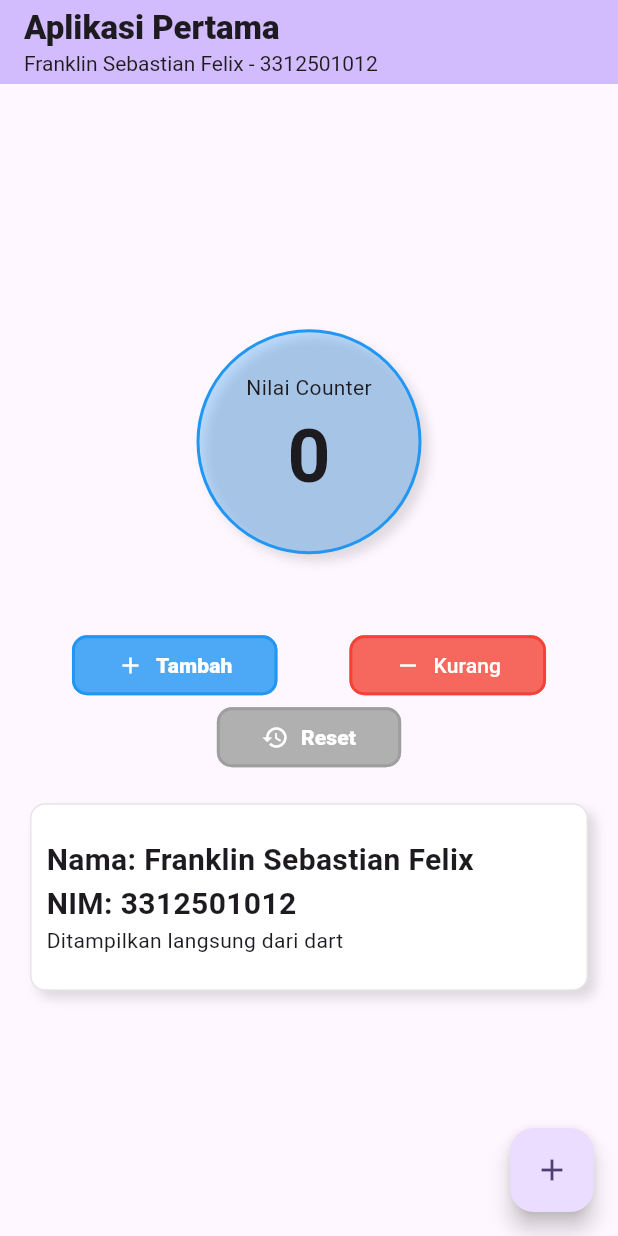
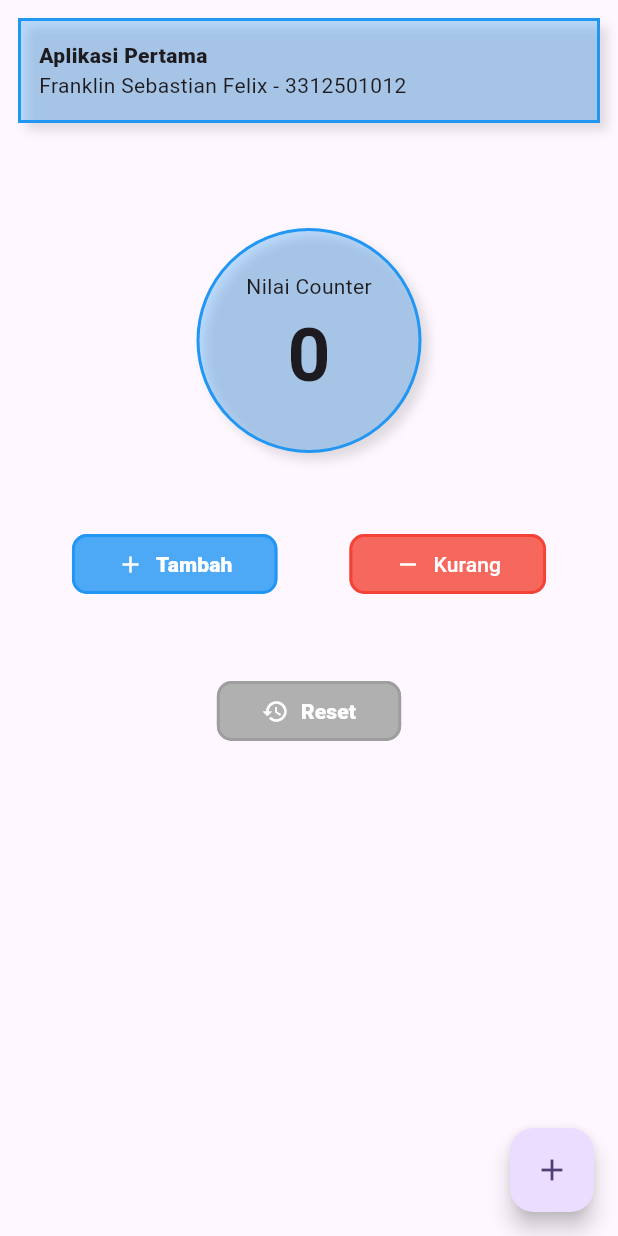
Before and after one commit to FranklinChang08/praktikum-tugas1-flutter-3312501012, a Flutter app: the screen it shows after launch, on a phone screen of 412 x 824 dp. Run offline on Flutter 3.47's test engine with Material 3 defaults, Android fonts, the phone set to English and light mode, and no system bars.

Commit message:
Update - Perubahan Tampilan dan Struktur atau Layout aplikasi

```diff
--- a/lib/main.dart
+++ b/lib/main.dart
@@ -73,13 +73,36 @@ class _MyHomePageState extends State<MyHomePage> {
   @override
   Widget build(BuildContext context) {
     return Scaffold(
-      appBar: AppBar(
-        backgroundColor: Theme.of(context).colorScheme.inversePrimary,
-        title: Column(
+      body: SafeArea(
+        child: Padding(
+          padding: EdgeInsets.all(12),
+          child: Column(
+            children: [
+              // Container yang berfungsi sebagai header dari aplikasi
+              Container(
+                width: double.infinity,
+                height: 70.0,
+                padding: EdgeInsets.all(12),
+                decoration: BoxDecoration(
+                  color: Colors.blue.withOpacity(0.3),
+                  border: Border.all(color: Colors.blue, width: 2.0),
+                  boxShadow: [
+                    BoxShadow(
+                      color: Colors.black12,
+                      blurRadius: 5,
+                      offset: Offset(5, 5),
+                    ),
+                  ],
+                ),
+                // Child dari container yang dimana child berisi teks yang ditampilkan berupa nilai counter
+                child: Column(
                   mainAxisAlignment: MainAxisAlignment.center,
                   crossAxisAlignment: CrossAxisAlignment.start,
                   children: [
-            Text(widget.title, style: TextStyle(fontWeight: FontWeight.w900)),
+                    Text(
+                      widget.title,
+                      style: TextStyle(fontWeight: FontWeight.w900),
+                    ),
                     Text(
                       '${widget.nama} - ${widget.nim}',
                       style: TextStyle(fontSize: 14),
@@ -87,10 +110,7 @@ class _MyHomePageState extends State<MyHomePage> {
                   ],
                 ),
               ),
-      body: Center(
-        child: Column(
-          mainAxisAlignment: .center,
-          children: [
+              SizedBox(height: 70),
               // Container yang berfungsi sebagai pemmbungkus dari counter
               Container(
                 width: 150,
@@ -168,6 +188,8 @@ class _MyHomePageState extends State<MyHomePage> {
                   ),
                 ],
               ),
+
+              SizedBox(height: 50),
               // Widget tombol yang memiliki garis luar dengan fungsi mereset nilai counter
               OutlinedButton.icon(
                 onPressed: _resetCounter,
@@ -187,47 +209,8 @@ class _MyHomePageState extends State<MyHomePage> {
                 ),
               ),
 
-            SizedBox(height: 20),
-
-            // Container yang berfungsi sebagai pembungkus content
-            Container(
-              width: double.infinity,
-              margin: EdgeInsets.symmetric(horizontal: 20),
-              height: 125,
-              padding: EdgeInsets.all(10),
-              decoration: BoxDecoration(
-                color: Colors.white,
-                borderRadius: BorderRadius.circular(10),
-                border: Border.all(color: Colors.black12.withOpacity(0.1)),
-                boxShadow: [
-                  BoxShadow(
-                    color: Colors.black12,
-                    blurRadius: 5,
-                    offset: Offset(5, 5),
-                  ),
             ],
           ),
-
-              // Child yang menggunakan widget column dimana menyusun content secara vertikal
-              child: Column(
-                mainAxisAlignment: MainAxisAlignment.center,
-                crossAxisAlignment: CrossAxisAlignment.start,
-                children: [
-                  // Widget teks untuk menampilkan nama
-                  Text(
-                    'Nama: ${widget.nama}',
-                    style: TextStyle(fontSize: 20, fontWeight: FontWeight.w600),
-                  ),
-                  // Widget teks untuk menampilkan nim
-                  Text(
-                    'NIM: ${widget.nim}',
-                    style: TextStyle(fontSize: 20, fontWeight: FontWeight.w600),
-                  ),
-                  Text('Ditampilkan langsung dari dart'),
-                ],
-              ),
-            ),
-          ],
         ),
       ),
       floatingActionButton: FloatingActionButton(
```
Lines whose indentation alone changed are shown as unchanged.
